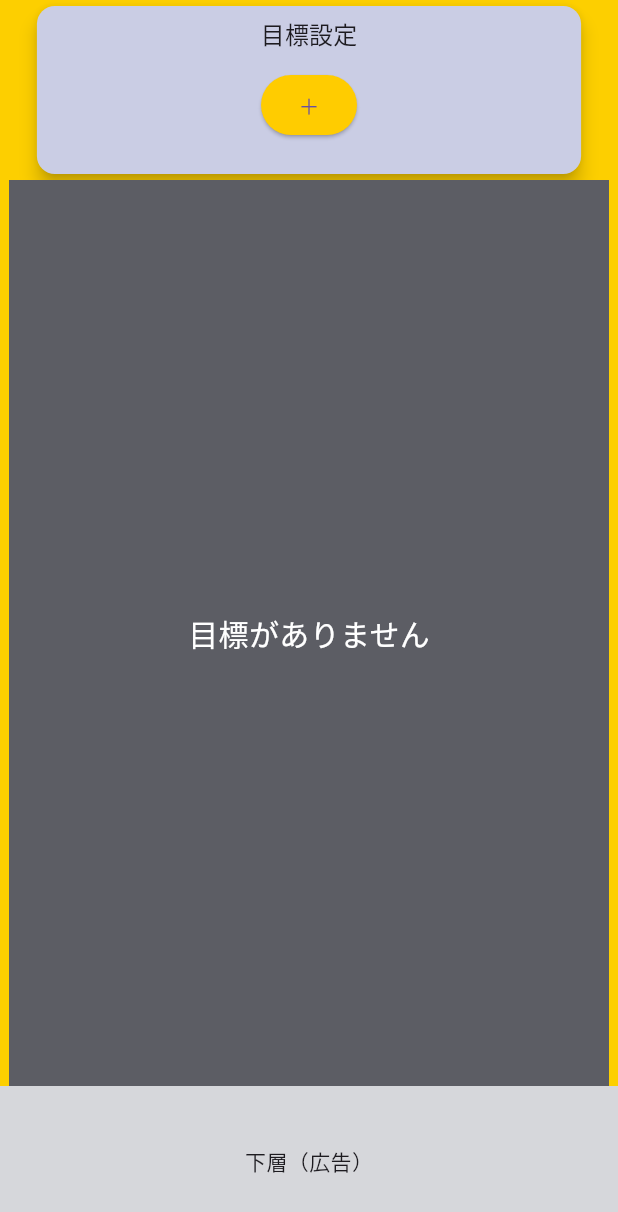
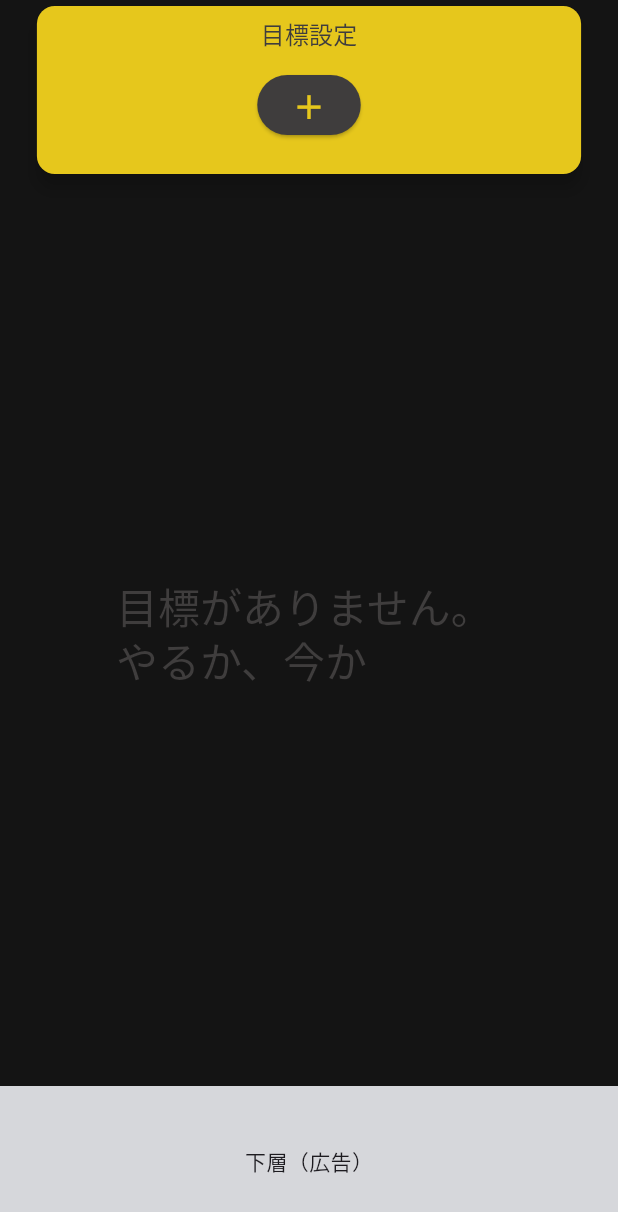
Before and after one commit to flame-grilled-hotdog/routine_app, a Flutter app: the screen it shows after launch, on a phone screen of 412 x 824 dp. Shown: the top 1212 px of the screen. Run offline on Flutter 3.47's test engine with Material 3 defaults, Android fonts, the light colour scheme and no system bars.

Commit message:
色微調整

```diff
--- a/lib/screen/main_screen.dart
+++ b/lib/screen/main_screen.dart
@@ -8,6 +8,14 @@ class MainScreen extends StatefulWidget {
   @override
   State<MainScreen> createState() => _MainScreenState();
 }
+
+Color bgColor = const Color.fromARGB(255, 20,20,20);
+Color mainColor = const Color.fromARGB(255, 230, 199, 28);
+Color subColor = const Color.fromARGB(255, 255, 170, 50);
+Color accentColor = const Color.fromARGB(255, 253, 190, 0);
+Color textColor = const Color.fromARGB(255, 63, 61, 61);
+Color textSubColor = const Color.fromARGB(255, 0, 4, 32);
+
 
 class _MainScreenState extends State<MainScreen> {
 
@@ -22,7 +30,7 @@ class _MainScreenState extends State<MainScreen> {
   @override
   Widget build(BuildContext context) {
     return Scaffold(
-      backgroundColor: const Color.fromARGB(255, 253, 207, 0),
+      backgroundColor: bgColor,
       body: SafeArea(child: Column(
         crossAxisAlignment: CrossAxisAlignment.center,
         children: [
@@ -38,13 +46,12 @@ class _MainScreenState extends State<MainScreen> {
             )
           ),
           Expanded(
-            child: Container(
+            child: SizedBox(
               width: 400,
-              color: const Color.fromARGB(255, 92, 93, 100),
               child: Column(mainAxisAlignment: MainAxisAlignment.center, children: [
-                if(lst.isEmpty) const Text('目標がありません', style: TextStyle(color: Colors.white, fontSize: 20))
+                if(lst.isEmpty) Text('目標がありません。\r\nやるか、今か', style: Theme.of(context).textTheme.headlineMedium?.copyWith(color:  textColor))
                 else
-                  ...lst.map((e) => Text("${e.title}:${MainScreenApp.getProgressByGoalId(e.id).length}", style: Theme.of(context).textTheme.headlineMedium)),
+                  ...lst.map((e) => Text("${e.title}:${MainScreenApp.getProgressByGoalId(e.id).length}", style: Theme.of(context).textTheme.headlineMedium?.copyWith(color:  textColor))),
               ])
             )
           ),
@@ -68,18 +75,20 @@ class Panel extends StatelessWidget {
 
   const Panel({super.key, required this.num, required this.goalId, this.onGoalAdd});
 
+
   @override
   Widget build(BuildContext context) {
+    final TextStyle fontStyle = TextStyle(fontSize: 20, fontWeight: FontWeight.bold,letterSpacing: 1);
     return SizedBox(
       width: MediaQuery.of(context).size.width * 0.9,
       child: Card(
-        color: const Color.fromARGB(255, 202, 205, 228),
+        color: mainColor,
         elevation: 5,
         child: Padding(
           padding: const EdgeInsets.symmetric(vertical: 6, horizontal: 6),
           child:
             Column(children: [
-              Text(num != 0 ? '目標$num' : '目標設定', style: Theme.of(context).textTheme.titleMedium),
+              Text(num != 0 ? '目標$num' : '目標設定', style: Theme.of(context).textTheme.titleMedium?.copyWith(color: textColor)),
 
               if (num==0) ...({
                 const SizedBox(height: 12),
@@ -88,19 +97,19 @@ class Panel extends StatelessWidget {
                       await showModalBottomSheet(context: context, builder: (context) => const GoalSet());
                       onGoalAdd!();
                     },
-                  style: ElevatedButton.styleFrom(backgroundColor: const Color.fromARGB(255, 255, 204, 0)),
-                  child: const Text('＋'),
+                  style: ElevatedButton.styleFrom(backgroundColor: textColor, foregroundColor: mainColor),
+                  child: Text('＋', style:fontStyle),
                 )
               })else...({
-                Center(child: Text(MainScreenApp.getGoalById(goalId).title, style: Theme.of(context).textTheme.titleMedium)),
+                Center(child: Text(MainScreenApp.getGoalById(goalId).title, style: Theme.of(context).textTheme.titleMedium?.copyWith(color: textSubColor))),
                 const SizedBox(height: 2),
                     ElevatedButton(
                       onPressed: () {
                         MainScreenApp.updateArcheive(goalId);
                         onGoalAdd!();
                       },
-                      style: ElevatedButton.styleFrom(backgroundColor: const Color.fromARGB(255, 241, 157, 1),foregroundColor: Colors.white),
-                      child: const Text('達成 ！'),
+                  style: ElevatedButton.styleFrom(backgroundColor: textColor, foregroundColor: subColor),
+                      child: Text('達成 ！'),
                     )
               })
           ])
```
